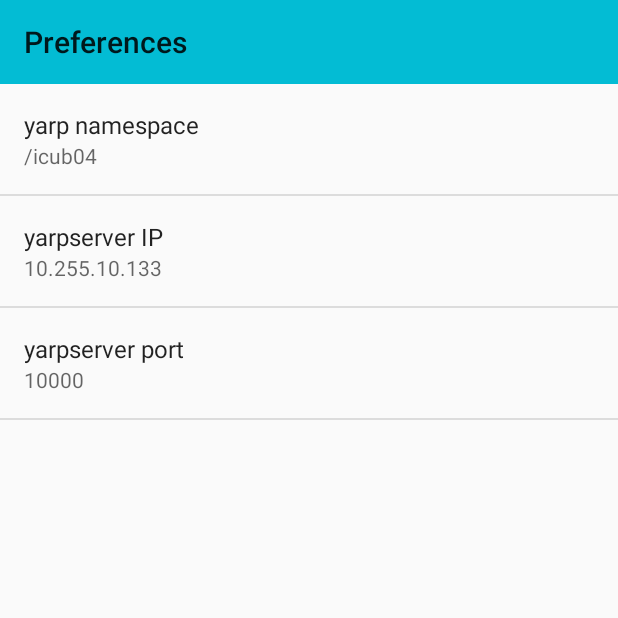
After one commit to alecive/yarpdroid, an Android app: the PreferencesActivity screen opened directly, with no data from a screen before it, on a phone screen of 412 x 824 dp, the top half of it. The commit adds this screen. Run offline under Robolectric (Android 15) with nearby library versions, the phone set to English and light mode, and no system bars.

Commit message:
Added stuff to the app

```diff
--- a/app/src/main/AndroidManifest.xml
+++ b/app/src/main/AndroidManifest.xml
@@ -16,6 +16,12 @@
                 <category android:name="android.intent.category.LAUNCHER" />
             </intent-filter>
         </activity>
+
+        <activity
+            android:name="com.alecive.yarpdroid.PreferencesActivity"
+            android:screenOrientation="portrait"
+            android:label="@string/action_preferences"
+            android:theme="@style/PreferencesTheme"/>
     </application>
 
 </manifest>
--- /dev/null
+++ b/app/src/main/java/com/alecive/yarpdroid/PreferencesActivity.java
@@ -0,0 +1,35 @@
+package com.alecive.yarpdroid;
+
+/**
+ * Created by alecive on 29/06/15. This is the preferences pane
+ */
+import android.os.Bundle;
+import android.preference.PreferenceFragment;
+import android.support.v7.app.AppCompatActivity;
+import android.view.Menu;
+
+public class PreferencesActivity extends AppCompatActivity {
+
+    @Override
+    protected void onCreate(Bundle savedInstanceState) {
+        super.onCreate(savedInstanceState);
+        getFragmentManager().beginTransaction().replace(android.R.id.content, new preferencesFragment()).commit();
+    }
+
+    @Override
+    public boolean onCreateOptionsMenu(Menu menu) {
+        // Inflate the menu; this adds items to the action bar if it is present.
+        // getMenuInflater().inflate(R.menu.menu_main, menu);
+        return true;
+    }
+
+    public static class preferencesFragment extends PreferenceFragment
+    {
+        @Override
+        public void onCreate(final Bundle savedInstanceState)
+        {
+            super.onCreate(savedInstanceState);
+            addPreferencesFromResource(R.xml.preferences);
+        }
+    }
+}
--- a/app/src/main/java/com/alecive/yarpdroid/yarpviewFragment.java
+++ b/app/src/main/java/com/alecive/yarpdroid/yarpviewFragment.java
@@ -54,8 +54,9 @@ public class yarpviewFragment extends Fragment {
         return rootView;
     }
 
+    private        native boolean register();
     private        native void    createBufferedImgPortL();
-    private        native void    createBufferedImgPortR();
+    private        native void    destroyBufferedImgPortL();
 //    private native void getImageRight();
 //    private native void getImageLeft();
 }
--- a/app/src/main/res/menu/menu_main.xml
+++ b/app/src/main/res/menu/menu_main.xml
@@ -1,6 +1,13 @@
 <menu xmlns:android="http://schemas.android.com/apk/res/android"
     xmlns:app="http://schemas.android.com/apk/res-auto"
     xmlns:tools="http://schemas.android.com/tools" tools:context=".MainActivity">
+
+    <item android:id="@+id/action_preferences"
+        android:icon="@drawable/ic_settings_white"
+        android:title="@string/action_preferences"
+        app:showAsAction="ifRoom"
+        android:orderInCategory="1"
+        android:menuCategory="secondary"/>
 
     <item android:id="@+id/action_search"
         android:icon="@drawable/ic_refresh_white"
--- a/app/src/main/res/values/strings.xml
+++ b/app/src/main/res/values/strings.xml
@@ -4,6 +4,7 @@
     <string name="action_settings">Settings</string>
     <string name="action_search">Search</string>
     <string name="action_refresh">Refresh</string>
+    <string name="action_preferences">Preferences</string>
     <string name="action_open_port">Open Port</string>
     <string name="action_close_port">Close Port</string>
     <string name="speech_prompt">Say something&#8230;</string>
@@ -17,4 +18,7 @@
     <string name="drawer_close">Close</string>
     <string name="cam_left">Left Camera</string>
     <string name="cam_right">Right Camera</string>
+    <string name="yarp_namespace">/icub04</string>
+    <string name="yarp_server">10.255.10.133</string>
+    <string name="yarp_server_port">10000</string>
 </resources>
--- a/app/src/main/res/values/styles.xml
+++ b/app/src/main/res/values/styles.xml
@@ -3,6 +3,14 @@
     <!-- the theme applied to the application or activity -->
     <style name="AppTheme"
         parent="@style/Theme.AppCompat.Light.NoActionBar">
+        <item name="android:actionBarStyle">@style/MyActionBar</item>
+
+        <!-- Support library compatibility -->
+        <item name="actionBarStyle">@style/MyActionBar</item>
+    </style>
+
+    <style name="PreferencesTheme"
+        parent="@style/Theme.AppCompat.Light">
         <item name="android:actionBarStyle">@style/MyActionBar</item>
 
         <!-- Support library compatibility -->
--- /dev/null
+++ b/app/src/main/res/xml/preferences.xml
@@ -0,0 +1,12 @@
+<?xml version="1.0" encoding="utf-8"?>
+<PreferenceScreen xmlns:android="http://schemas.android.com/apk/res/android">
+    <EditTextPreference android:title="yarp namespace"
+        android:key="@string/yarp_namespace"
+        android:summary="@string/yarp_namespace"/>
+    <EditTextPreference android:title="yarpserver IP"
+        android:key="@string/yarp_server"
+        android:summary="@string/yarp_server"/>
+    <EditTextPreference android:title="yarpserver port"
+        android:key="@string/yarp_server_port"
+        android:summary="@string/yarp_server_port"/>
+</PreferenceScreen>
```
Also changed, not shown: app/src/main/java/com/alecive/yarpdroid/MainActivity.java (+6 -3 lines), app/src/main/res/drawable-hdpi/ic_settings_white.png (added), app/src/main/res/drawable-mdpi/ic_settings_white.png (added), app/src/main/res/drawable-xhdpi/ic_settings_white.png (added), app/src/main/res/drawable-xxhdpi/ic_settings_white.png (added), 1 other file.
